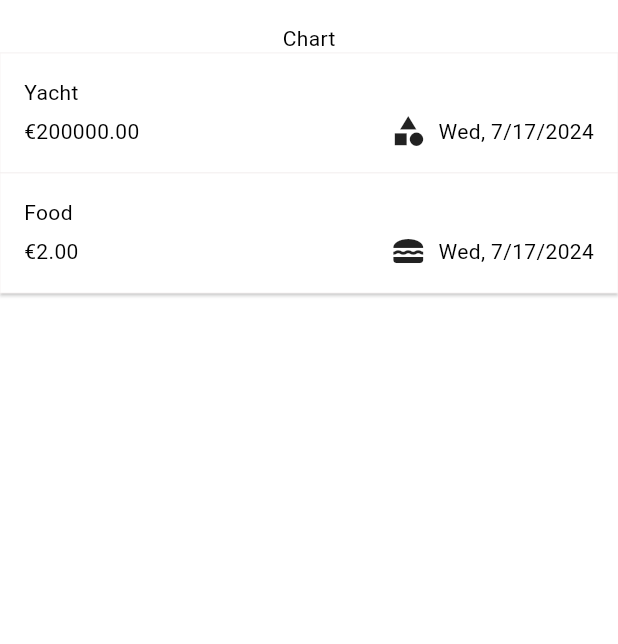
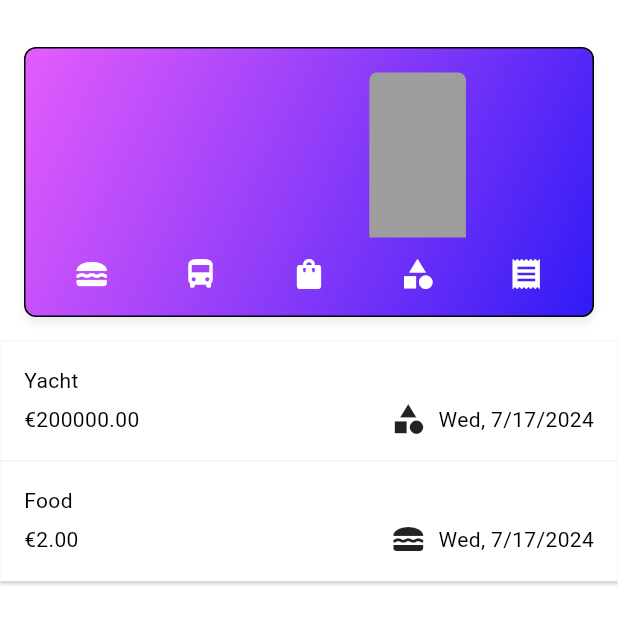
Before and after one commit to jaaraarkey/expense-tracker, a Flutter app: the screen it shows after launch, on a phone screen of 412 x 824 dp, the part 61-705 px from its top. Run offline on Flutter 3.47's test engine with Material 3 defaults, Android fonts, the phone set to English and light mode, and no system bars.

Commit message:
improved colors

```diff
--- a/lib/main.dart
+++ b/lib/main.dart
@@ -76,7 +76,7 @@ void main() {
             shape: RoundedRectangleBorder(
                 borderRadius: BorderRadius.circular(0),
                 side: const BorderSide().copyWith(
-                    color: Color.fromARGB(255, 45, 45, 45), width: 0)),
+                    color: const Color.fromARGB(255, 45, 45, 45), width: 0)),
             elevation: 1),
       ),
       theme: ThemeData(
--- a/lib/model/expense.dart
+++ b/lib/model/expense.dart
@@ -53,7 +53,9 @@ class ExpenseBucket {
     this.category,
   ) : expenses = allExpenses
             .where((expense) => expense.category == category)
-            .toList();
+            .toList() {
+    print(expenses);
+  }
 
   double get totalExpenses {
     double total = 0;
--- a/lib/widgets/chart/chart.dart
+++ b/lib/widgets/chart/chart.dart
@@ -0,0 +1,108 @@
+import 'package:flutter/material.dart';
+
+import 'package:expense_tracker/widgets/chart/chart_bar.dart';
+
+import 'package:expense_tracker/model/expense.dart';
+
+class Chart extends StatelessWidget {
+  const Chart({super.key, required this.expenses});
+
+  final List<Expense> expenses;
+
+  List<ExpenseBucket> get buckets {
+    return [
+      ExpenseBucket.forCategory(expenses, Category.food),
+      ExpenseBucket.forCategory(expenses, Category.transport),
+      ExpenseBucket.forCategory(expenses, Category.clothes),
+      ExpenseBucket.forCategory(expenses, Category.other),
+      ExpenseBucket.forCategory(expenses, Category.bills),
+    ];
+  }
+
+  double get maxTotalExpense {
+    double maxTotalExpense = 0;
+
+    for (final bucket in buckets) {
+      if (bucket.totalExpenses > maxTotalExpense) {
+        maxTotalExpense = bucket.totalExpenses;
+      }
+    }
+
+    return maxTotalExpense;
+  }
+
+  @override
+  Widget build(BuildContext context) {
+    final isDarkMode =
+        MediaQuery.of(context).platformBrightness == Brightness.dark;
+    return Container(
+      margin: const EdgeInsets.all(16),
+      padding: const EdgeInsets.symmetric(
+        vertical: 16,
+        horizontal: 8,
+      ),
+      width: double.infinity,
+      height: 180,
+      decoration: BoxDecoration(
+        // gradient: LinearGradient(
+        //   colors: [
+        //     const Color.fromARGB(255, 44, 43, 43).withOpacity(0.7),
+        //     const Color.fromARGB(255, 200, 26, 26).withOpacity(0.7),
+        //   ],
+        //   begin: Alignment.bottomCenter,
+        //   end: Alignment.topCenter,
+        // ),
+        boxShadow: [
+          BoxShadow(
+            color: isDarkMode
+                ? Colors.white.withOpacity(.2)
+                : Colors.grey.withOpacity(.2),
+            blurRadius: 4,
+            offset: const Offset(0, 4),
+          ),
+        ],
+        border: Border.all(),
+        borderRadius: BorderRadius.circular(8),
+        gradient: LinearGradient(
+          colors: [
+            const Color.fromARGB(255, 225, 56, 255).withOpacity(.8),
+            const Color.fromARGB(255, 27, 3, 247).withOpacity(.9),
+          ],
+          begin: Alignment.topLeft,
+          end: Alignment.bottomRight,
+        ),
+      ),
+      child: Column(
+        children: [
+          Expanded(
+            child: Row(
+              crossAxisAlignment: CrossAxisAlignment.end,
+              children: [
+                for (final bucket in buckets) // alternative to map()
+                  ChartBar(
+                    fill: bucket.totalExpenses == 0
+                        ? 0
+                        : bucket.totalExpenses / maxTotalExpense,
+                  )
+              ],
+            ),
+          ),
+          const SizedBox(height: 12),
+          Row(
+            children: buckets
+                .map(
+                  (bucket) => Expanded(
+                    child: Padding(
+                      padding: const EdgeInsets.symmetric(horizontal: 0),
+                      child: Icon(categoryIcons[bucket.category],
+                          color: isDarkMode ? Colors.white : Colors.white),
+                    ),
+                  ),
+                )
+                .toList(),
+          )
+        ],
+      ),
+    );
+  }
+}
--- a/lib/widgets/chart/chart_bar.dart
+++ b/lib/widgets/chart/chart_bar.dart
@@ -0,0 +1,31 @@
+import 'package:flutter/material.dart';
+
+class ChartBar extends StatelessWidget {
+  const ChartBar({
+    super.key,
+    required this.fill,
+  });
+
+  final double fill;
+
+  @override
+  Widget build(BuildContext context) {
+    final isDarkMode =
+        MediaQuery.of(context).platformBrightness == Brightness.light;
+    return Expanded(
+      child: Padding(
+        padding: const EdgeInsets.symmetric(horizontal: 4),
+        child: FractionallySizedBox(
+          heightFactor: fill,
+          child: DecoratedBox(
+            decoration: BoxDecoration(
+                shape: BoxShape.rectangle,
+                borderRadius:
+                    const BorderRadius.vertical(top: Radius.circular(5)),
+                color: isDarkMode ? Colors.grey : Colors.white.withOpacity(.5)),
+          ),
+        ),
+      ),
+    );
+  }
+}
--- a/lib/widgets/expenses.dart
+++ b/lib/widgets/expenses.dart
@@ -2,6 +2,7 @@ import 'package:expense_tracker/widgets/expenses_list/expenses_list.dart';
 import 'package:expense_tracker/widgets/new_expense.dart';
 import 'package:flutter/material.dart';
 import 'package:expense_tracker/model/expense.dart';
+import 'package:expense_tracker/widgets/chart/chart.dart';
 
 class Expenses extends StatefulWidget {
   const Expenses({super.key});
@@ -104,7 +105,7 @@ class _ExpensesState extends State<Expenses> {
       ),
       body: Column(
         children: [
-          const Text('Chart'),
+          Chart(expenses: _registeredExpenses),
           Expanded(child: mainContent),
         ],
       ),
```
